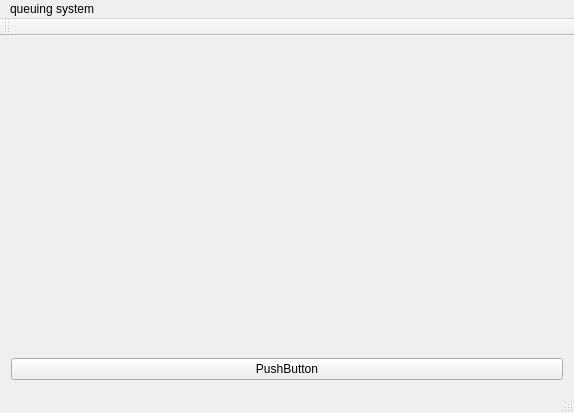
Above: mainwindow.ui from shevtsov200/QueueingSystem before the change. Below: the same form after it.
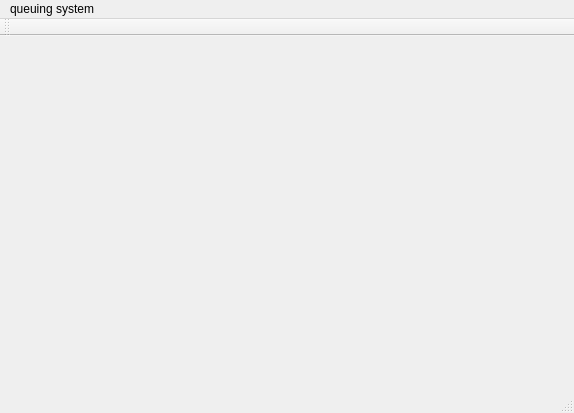
That is the form after the change.

Commit message: Add back button. Turn off editing of table widgets.

```diff
--- a/mainwindow.ui
+++ b/mainwindow.ui
@@ -21,13 +21,6 @@
       <widget class="QWidget" name="page_2"/>
      </widget>
     </item>
-    <item>
-     <widget class="QPushButton" name="pushButton">
-      <property name="text">
-       <string>PushButton</string>
-      </property>
-     </widget>
-    </item>
    </layout>
   </widget>
   <widget class="QMenuBar" name="menuBar">
```
The commit also changes 10 other files.
